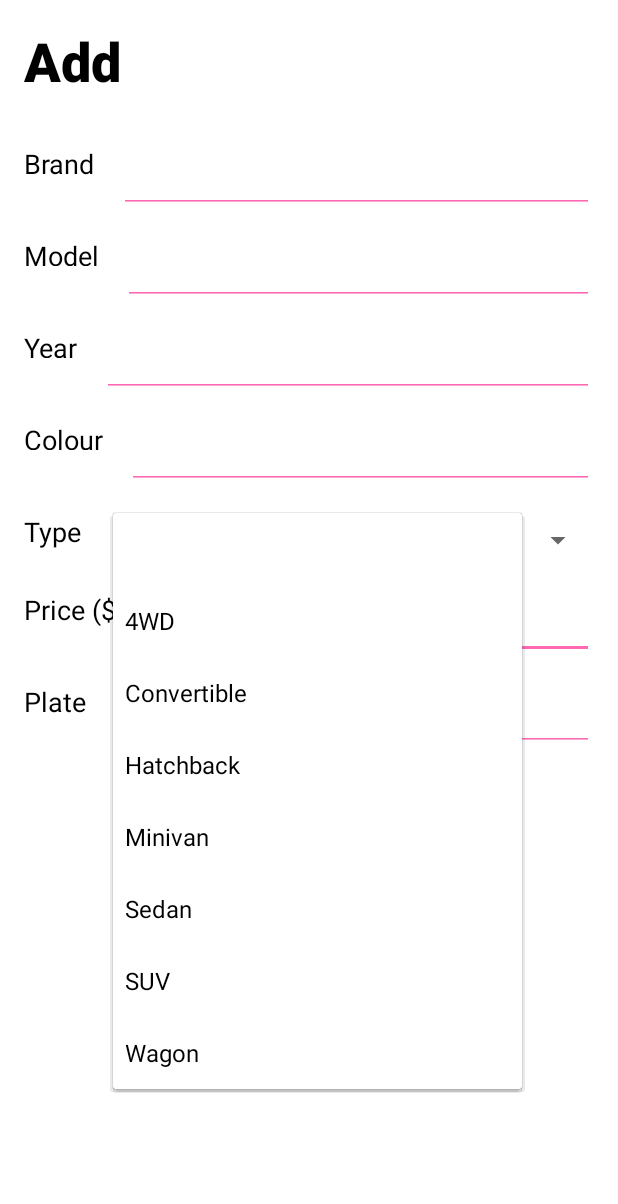
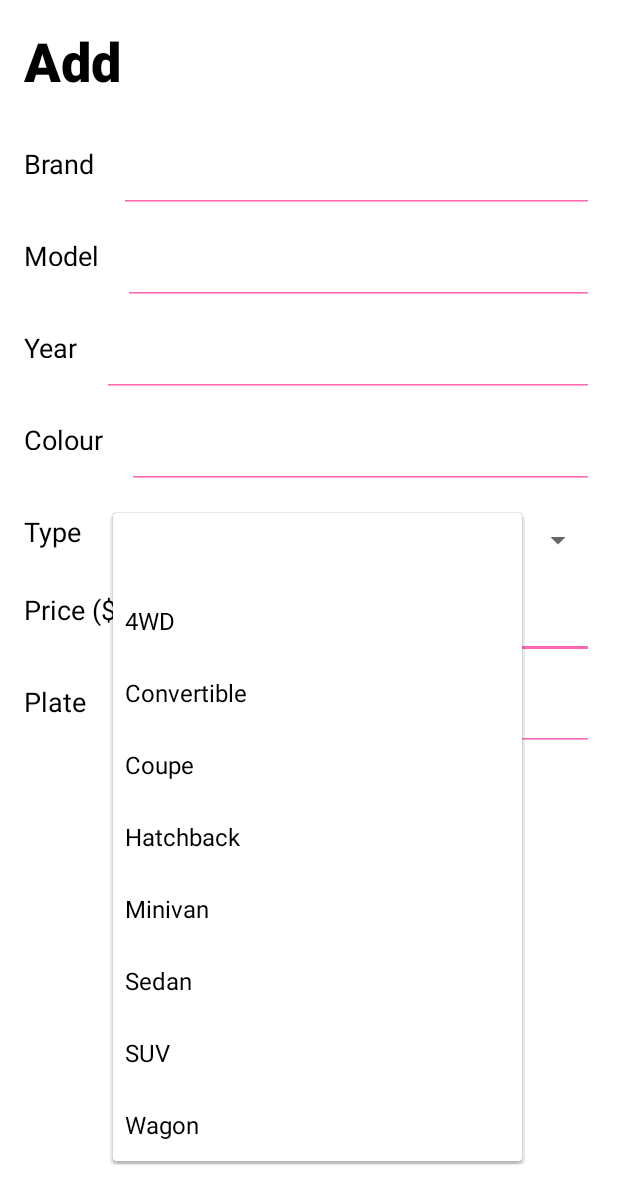
Before and after one commit to microcoded/CarMATE, an Android app: the AddActivity screen opened directly, with no data from a screen before it, after a tap on an icon or button, on a phone screen of 412 x 824 dp. Shown: the top 1204 px of the screen. Run offline under Robolectric (Android 15) with nearby library versions, the phone set to English and light mode, and no system bars.

Commit message:
Update (Check commit notes)
✨ Add:
- Coupe to car types

🐛 Bug Fixes:
-

✍ TODO:
- Deleting items
- Moving items to sold

⚠ New Issues:
-

```diff
--- a/app/src/main/res/values/car_type_list.xml
+++ b/app/src/main/res/values/car_type_list.xml
@@ -4,6 +4,7 @@
         <item> </item>
         <item>4WD</item>
         <item>Convertible</item>
+        <item>Coupe</item>
         <item>Hatchback</item>
         <item>Minivan</item>
         <item>Sedan</item>
```
